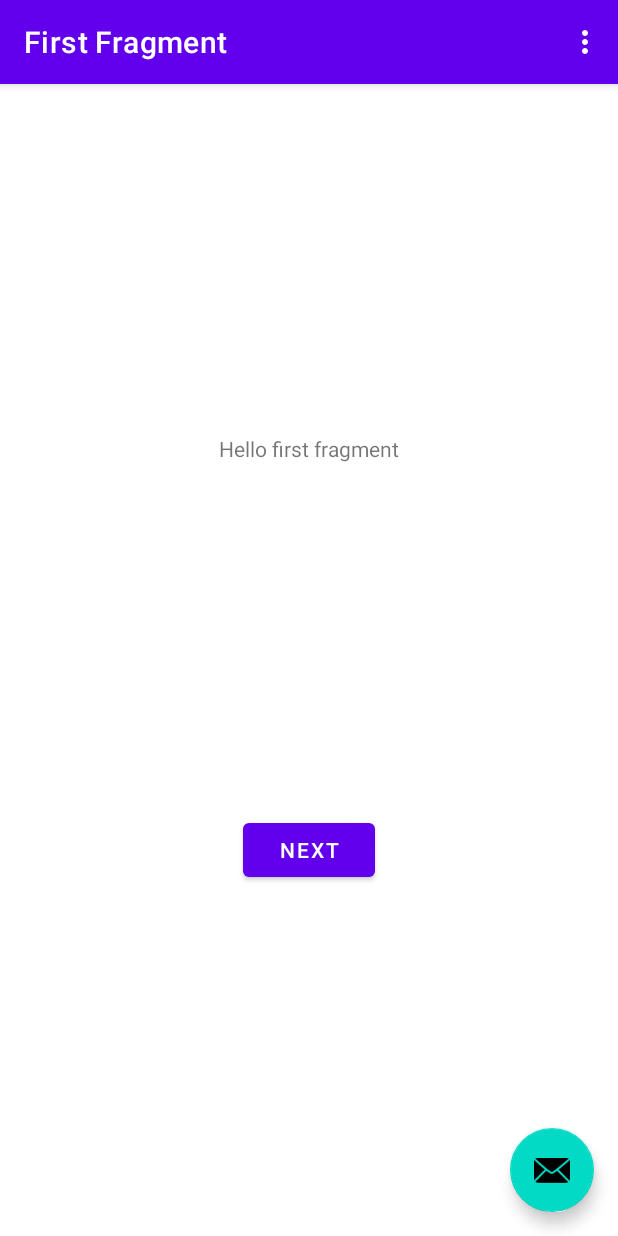
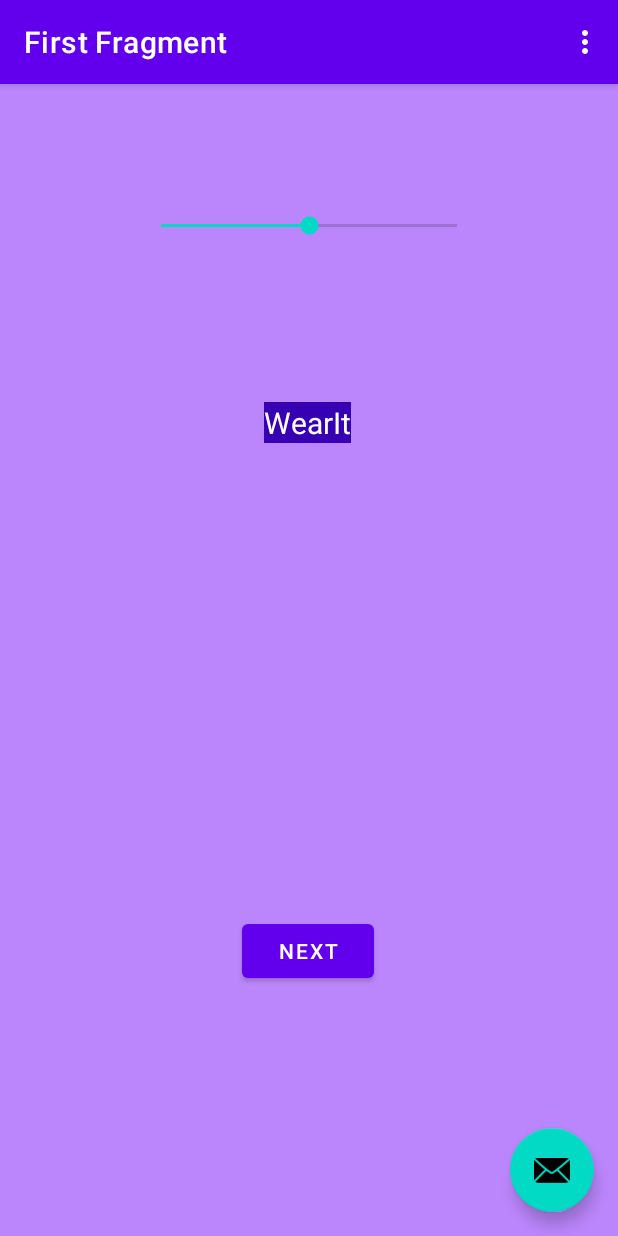
Before and after one commit to Selena-L/WearIt, an Android app: the screen it shows after launch (MainActivity), on a phone screen of 412 x 824 dp. Run offline under Robolectric (Android 15) with nearby library versions, the phone set to English and light mode, and no system bars; our stand-ins replace navigation-ui.

Commit message:
Added temperature toggle

```diff
--- a/app/src/main/java/project/wearit/FirstFragment.java
+++ b/app/src/main/java/project/wearit/FirstFragment.java
@@ -1,9 +1,11 @@
 package project.wearit;
 
+import android.os.Build;
 import android.os.Bundle;
 import android.view.LayoutInflater;
 import android.view.View;
 import android.view.ViewGroup;
+import android.widget.SeekBar;
 
 import androidx.annotation.NonNull;
 import androidx.fragment.app.Fragment;
@@ -24,12 +26,13 @@ public class FirstFragment extends Fragment {
         binding = FragmentFirstBinding.inflate(inflater, container, false);
         return binding.getRoot();
 
+
     }
 
     public void onViewCreated(@NonNull View view, Bundle savedInstanceState) {
         super.onViewCreated(view, savedInstanceState);
 
-        binding.buttonFirst.setOnClickListener(new View.OnClickListener() {
+        binding.buttonNext.setOnClickListener(new View.OnClickListener() {
             @Override
             public void onClick(View view) {
                 NavHostFragment.findNavController(FirstFragment.this)
--- a/app/src/main/java/project/wearit/MainActivity.java
+++ b/app/src/main/java/project/wearit/MainActivity.java
@@ -43,6 +43,7 @@ public class MainActivity extends AppCompatActivity {
                         .setAction("Action", null).show();
             }
         });
+
     }
 
     @Override
--- a/app/src/main/res/layout/fragment_first.xml
+++ b/app/src/main/res/layout/fragment_first.xml
@@ -4,25 +4,45 @@
     xmlns:tools="http://schemas.android.com/tools"
     android:layout_width="match_parent"
     android:layout_height="match_parent"
+    android:background="@color/purple_200"
     tools:context=".FirstFragment">
 
     <TextView
         android:id="@+id/textview_first"
         android:layout_width="wrap_content"
         android:layout_height="wrap_content"
+        android:layout_marginTop="212dp"
+        android:background="@color/colorPrimaryDark"
+        android:fontFamily="sans-serif"
         android:text="@string/hello_first_fragment"
-        app:layout_constraintBottom_toTopOf="@id/button_first"
+        android:textColor="@android:color/white"
+        android:textSize="20sp"
         app:layout_constraintEnd_toEndOf="parent"
+        app:layout_constraintHorizontal_bias="0.498"
         app:layout_constraintStart_toStartOf="parent"
         app:layout_constraintTop_toTopOf="parent" />
 
     <Button
-        android:id="@+id/button_first"
+        android:id="@+id/button_next"
         android:layout_width="wrap_content"
         android:layout_height="wrap_content"
         android:text="@string/next"
         app:layout_constraintBottom_toBottomOf="parent"
         app:layout_constraintEnd_toEndOf="parent"
+        app:layout_constraintHorizontal_bias="0.498"
         app:layout_constraintStart_toStartOf="parent"
-        app:layout_constraintTop_toBottomOf="@id/textview_first" />
+        app:layout_constraintTop_toBottomOf="@id/textview_first"
+        app:layout_constraintVertical_bias="0.655" />
+
+    <SeekBar
+        android:id="@+id/temperature_toggle"
+        android:layout_width="229dp"
+        android:layout_height="110dp"
+        android:layout_marginTop="40dp"
+        android:max="50"
+        android:min="-20"
+        android:progress="15"
+        app:layout_constraintEnd_toEndOf="parent"
+        app:layout_constraintStart_toStartOf="parent"
+        app:layout_constraintTop_toTopOf="parent" />
 </androidx.constraintlayout.widget.ConstraintLayout>
--- a/app/src/main/res/values/colors.xml
+++ b/app/src/main/res/values/colors.xml
@@ -7,4 +7,8 @@
     <color name="teal_700">#FF018786</color>
     <color name="black">#FF000000</color>
     <color name="white">#FFFFFFFF</color>
+    <color name="colorPrimary">#6200EE</color>
+    <color name="colorPrimaryDark">#3700B3</color>
+    <color name="colorAccent">#03DAC5</color>
+    <color name="screenBackground">#FFEE58</color>
 </resources>
--- a/app/src/main/res/values/strings.xml
+++ b/app/src/main/res/values/strings.xml
@@ -7,6 +7,6 @@
     <string name="next">Next</string>
     <string name="previous">Previous</string>
 
-    <string name="hello_first_fragment">Hello first fragment</string>
+    <string name="hello_first_fragment">WearIt</string>
     <string name="hello_second_fragment">Hello second fragment. Arg: %1$s</string>
 </resources>
```
